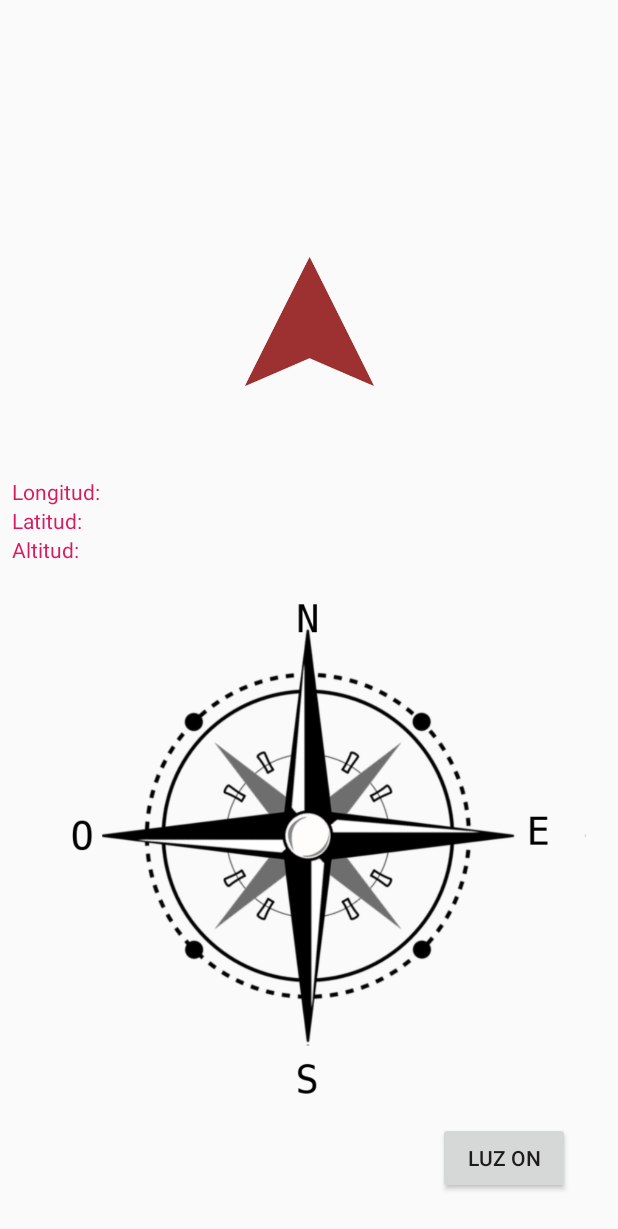
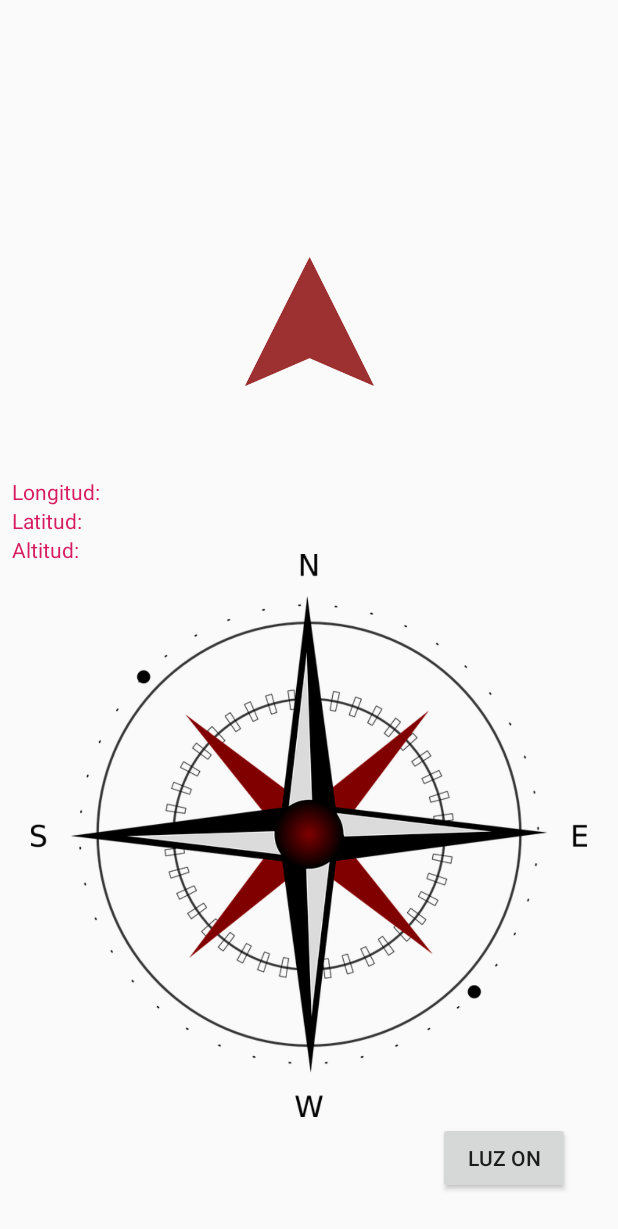
Before and after one commit to JonayCastro/BrujulaParlante, an Android app: the screen it shows after launch (MainActivity), on a phone screen of 412 x 824 dp. Shown: the top 1229 px of the screen. Run offline under Robolectric (Android 15) with nearby library versions, the phone set to English and light mode, and no system bars; 1 statement that could not run was skipped.

Commit message:
Añadidos mensajes de luz encendida y apagada y de precisión de brujula. Añadida nueva imagen de Brujula

```diff
--- a/app/src/main/res/layout/activity_main.xml
+++ b/app/src/main/res/layout/activity_main.xml
@@ -28,7 +28,7 @@
         android:scaleType="centerInside"
         android:scaleX="0.9"
         android:scaleY="0.9"
-        android:src="@drawable/brujula"
+        android:src="@drawable/brujula3"
         app:layout_constraintBottom_toBottomOf="parent"
         app:layout_constraintEnd_toEndOf="parent"
         app:layout_constraintTop_toBottomOf="@+id/valores"
--- a/app/src/main/res/values/strings.xml
+++ b/app/src/main/res/values/strings.xml
@@ -14,4 +14,10 @@
     <string name="latitud">Latitud: </string>
     <string name="linternaOn">Luz On</string>
     <string name="linternaOff">Luz Off</string>
+    <string name="flashOn">Flash Encendido</string>
+    <string name="flashOff">Flash Apagado</string>
+
+    <string name="precision_baja">La precisión de la Brújula es Baja</string>
+    <string name="precision_media">La precisión de la Brújula es Media</string>
+    <string name="precision_alta">La precisión de la Brújula es Alta</string>
 </resources>
```
Also changed, not shown: app/src/main/java/z/prespuestos/brujula/MainActivity.java (+48 -6 lines), app/src/main/res/drawable/brujula3.png (added), 3 other files.
